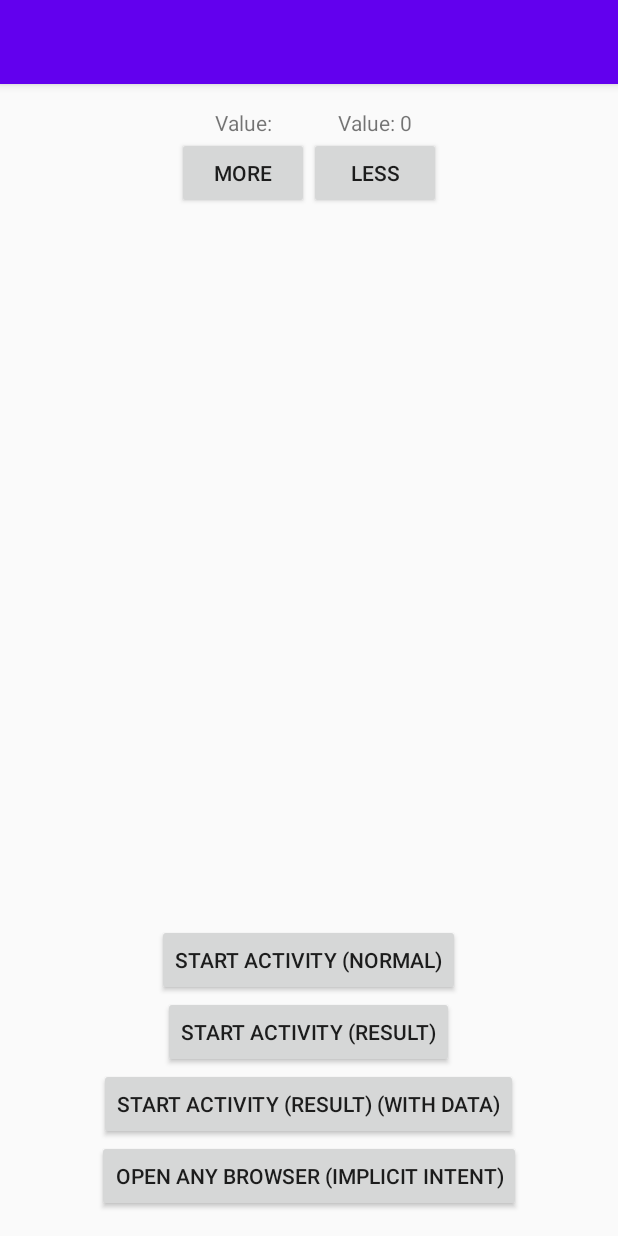
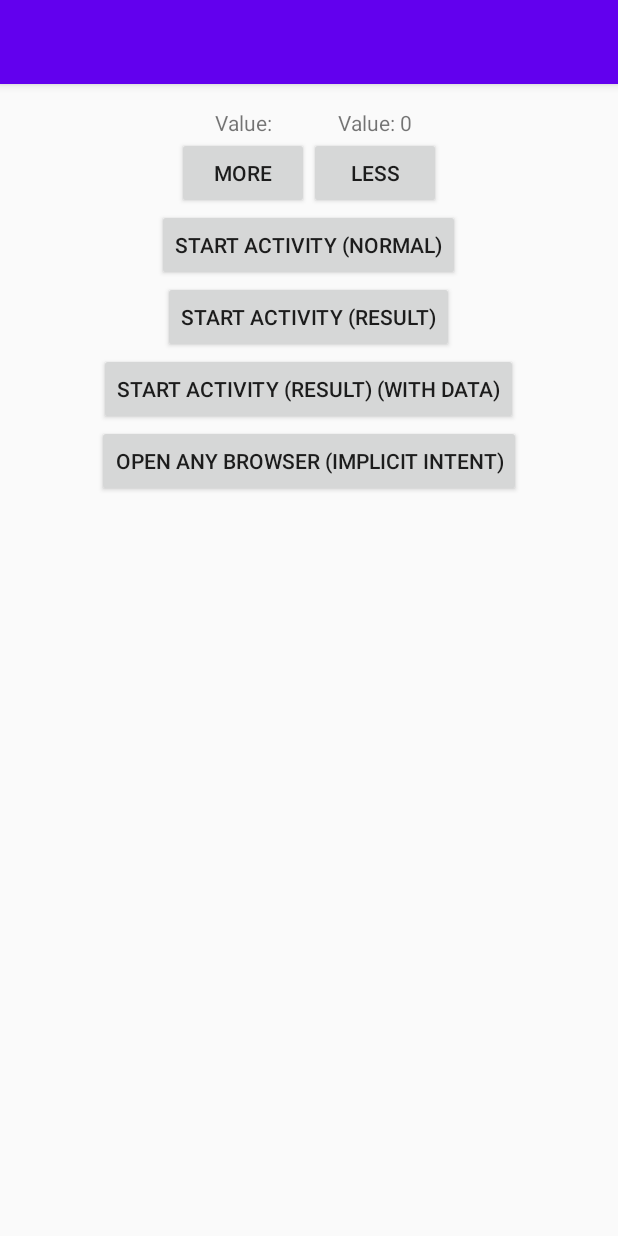
Before and after one commit to inlacou/Formacion, an Android app: the screen it shows after launch (MainActivity), on a phone screen of 412 x 824 dp. Run offline under Robolectric (Android 15) with nearby library versions, the phone set to English and light mode, and no system bars; our stand-ins replace Timber; 3 statements that could not run were skipped.

Commit message:
back to LinearLayout

```diff
--- a/app/build.gradle
+++ b/app/build.gradle
@@ -57,7 +57,7 @@ dependencies {
     implementation fileTree(dir: "libs", include: ["*.jar"])
     implementation 'androidx.appcompat:appcompat:1.2.0'
     implementation 'androidx.constraintlayout:constraintlayout:2.0.1'
-    testImplementation 'junit:junit:4.12'
+    testImplementation 'junit:junit:4.13'
     androidTestImplementation 'androidx.test.ext:junit:1.1.2'
     androidTestImplementation 'androidx.test.espresso:espresso-core:3.3.0'
 
--- a/app/src/main/AndroidManifest.xml
+++ b/app/src/main/AndroidManifest.xml
@@ -14,14 +14,14 @@
 		android:roundIcon="@mipmap/ic_launcher_round"
 		android:supportsRtl="true"
 		android:theme="@style/AppTheme">
-		<activity android:name=".main.MainActivity">
+		<activity android:name=".ui.main.MainActivity">
 			<intent-filter>
 				<action android:name="android.intent.action.MAIN" />
 				<category android:name="android.intent.category.LAUNCHER" />
 			</intent-filter>
 		</activity>
 
-		<activity android:name=".result.ResultActivity"
+		<activity android:name=".ui.result.ResultActivity"
 			android:screenOrientation="portrait"
 			android:windowSoftInputMode="adjustResize"/>
 
--- a/app/src/main/java/com/inlacou/fivedaysapp/main/MainActivity.java
+++ b/app/src/main/java/com/inlacou/fivedaysapp/ui/main/MainActivity.java
@@ -1,4 +1,4 @@
-package com.inlacou.fivedaysapp.main;
+package com.inlacou.fivedaysapp.ui.main;
 
 import androidx.annotation.Nullable;
 import androidx.appcompat.app.AppCompatActivity;
--- a/app/src/main/java/com/inlacou/fivedaysapp/main/MainActivityController.java
+++ b/app/src/main/java/com/inlacou/fivedaysapp/ui/main/MainActivityController.java
@@ -1,4 +1,4 @@
-package com.inlacou.fivedaysapp.main;
+package com.inlacou.fivedaysapp.ui.main;
 
 import android.app.Activity;
 import android.content.Intent;
@@ -6,7 +6,7 @@ import android.net.Uri;
 
 import androidx.annotation.Nullable;
 
-import com.inlacou.fivedaysapp.result.ResultActivity;
+import com.inlacou.fivedaysapp.ui.result.ResultActivity;
 
 class MainActivityController {
 
--- a/app/src/main/java/com/inlacou/fivedaysapp/main/MainActivityModel.java
+++ b/app/src/main/java/com/inlacou/fivedaysapp/ui/main/MainActivityModel.java
@@ -1,4 +1,4 @@
-package com.inlacou.fivedaysapp.main;
+package com.inlacou.fivedaysapp.ui.main;
 
 class MainActivityModel {
 
--- a/app/src/main/java/com/inlacou/fivedaysapp/result/ResultActivity.java
+++ b/app/src/main/java/com/inlacou/fivedaysapp/ui/result/ResultActivity.java
@@ -1,4 +1,4 @@
-package com.inlacou.fivedaysapp.result;
+package com.inlacou.fivedaysapp.ui.result;
 
 import android.os.Bundle;
 import android.view.View;
--- a/app/src/main/java/com/inlacou/fivedaysapp/result/ResultActivityController.java
+++ b/app/src/main/java/com/inlacou/fivedaysapp/ui/result/ResultActivityController.java
@@ -1,4 +1,4 @@
-package com.inlacou.fivedaysapp.result;
+package com.inlacou.fivedaysapp.ui.result;
 
 class ResultActivityController {
 
--- a/app/src/main/java/com/inlacou/fivedaysapp/result/ResultActivityModel.java
+++ b/app/src/main/java/com/inlacou/fivedaysapp/ui/result/ResultActivityModel.java
@@ -1,4 +1,4 @@
-package com.inlacou.fivedaysapp.result;
+package com.inlacou.fivedaysapp.ui.result;
 
 class ResultActivityModel {
 
--- a/app/src/main/res/layout/activity_main.xml
+++ b/app/src/main/res/layout/activity_main.xml
@@ -1,17 +1,16 @@
 <?xml version="1.0" encoding="utf-8"?>
-<RelativeLayout xmlns:android="http://schemas.android.com/apk/res/android"
+<LinearLayout xmlns:android="http://schemas.android.com/apk/res/android"
 	xmlns:app="http://schemas.android.com/apk/res-auto"
 	xmlns:tools="http://schemas.android.com/tools"
 	android:layout_width="match_parent"
 	android:layout_height="match_parent"
 	android:orientation="vertical"
-	android:padding="@dimen/general"
-	tools:context=".main.MainActivity">
+	android:padding="@dimen/general">
 
 	<GridLayout
 		android:layout_width="wrap_content"
 		android:layout_height="wrap_content"
-		android:layout_centerHorizontal="true"
+		android:layout_gravity="center_horizontal"
 		android:columnCount="2">
 		<TextView
 			android:layout_width="wrap_content"
@@ -41,7 +40,6 @@
 	<LinearLayout
 		android:layout_width="match_parent"
 		android:layout_height="wrap_content"
-		android:layout_alignParentBottom="true"
 		android:orientation="vertical">
 		<Button
 			android:id="@+id/bt_start_activity_normal"
@@ -69,4 +67,4 @@
 			android:text="@string/Open_any_browser_implicit_intent"/>
 	</LinearLayout>
 
-</RelativeLayout>
+</LinearLayout>
--- a/app/src/main/res/layout/activity_result.xml
+++ b/app/src/main/res/layout/activity_result.xml
@@ -6,7 +6,7 @@
 	android:layout_height="match_parent"
 	android:orientation="vertical"
 	android:padding="@dimen/general"
-	tools:context=".main.MainActivity">
+	tools:context=".ui.main.MainActivity">
 
 	<Button
 		android:id="@+id/bt_end"
```
